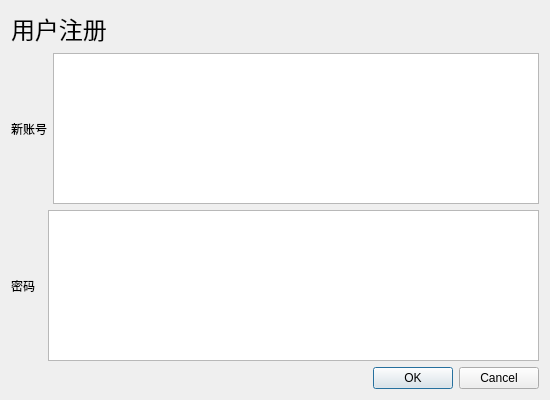
This is UI/userregister.ui in Nisiyama-Suzune/train-ticket-system as Qt 5 draws it before an edit. The edited form follows.
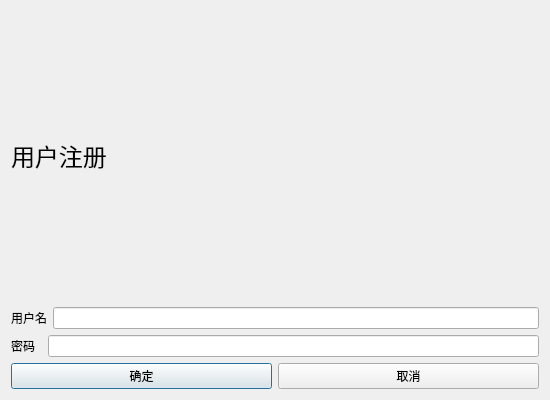
This is the edited form.

Diff of the .ui file:
```diff
--- a/UI/userregister.ui
+++ b/UI/userregister.ui
@@ -32,12 +32,12 @@
      <item>
       <widget class="QLabel" name="label_4">
        <property name="text">
-        <string>新账号</string>
+        <string>用户名</string>
        </property>
       </widget>
      </item>
      <item>
-      <widget class="QTextEdit" name="textEdit_3"/>
+      <widget class="QLineEdit" name="userLineEdit"/>
      </item>
     </layout>
    </item>
@@ -51,19 +51,27 @@
       </widget>
      </item>
      <item>
-      <widget class="QTextEdit" name="textEdit_4"/>
+      <widget class="QLineEdit" name="pwdLineEdit"/>
      </item>
     </layout>
    </item>
    <item>
-    <widget class="QDialogButtonBox" name="buttonBox">
-     <property name="orientation">
-      <enum>Qt::Horizontal</enum>
-     </property>
-     <property name="standardButtons">
-      <set>QDialogButtonBox::Cancel|QDialogButtonBox::Ok</set>
-     </property>
-    </widget>
+    <layout class="QHBoxLayout" name="horizontalLayout">
+     <item>
+      <widget class="QPushButton" name="confirm">
+       <property name="text">
+        <string>确定</string>
+       </property>
+      </widget>
+     </item>
+     <item>
+      <widget class="QPushButton" name="cancel">
+       <property name="text">
+        <string>取消</string>
+       </property>
+      </widget>
+     </item>
+    </layout>
    </item>
   </layout>
  </widget>
```
Left out of the diff: 35 changed lines with no effect on the pictures.
